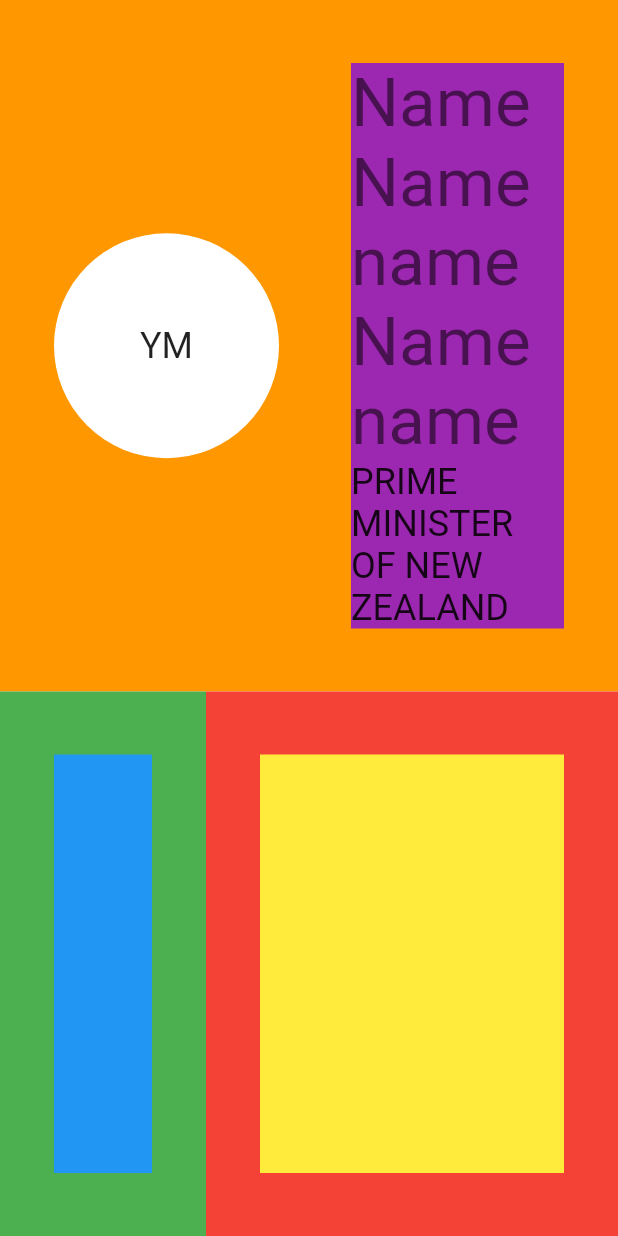
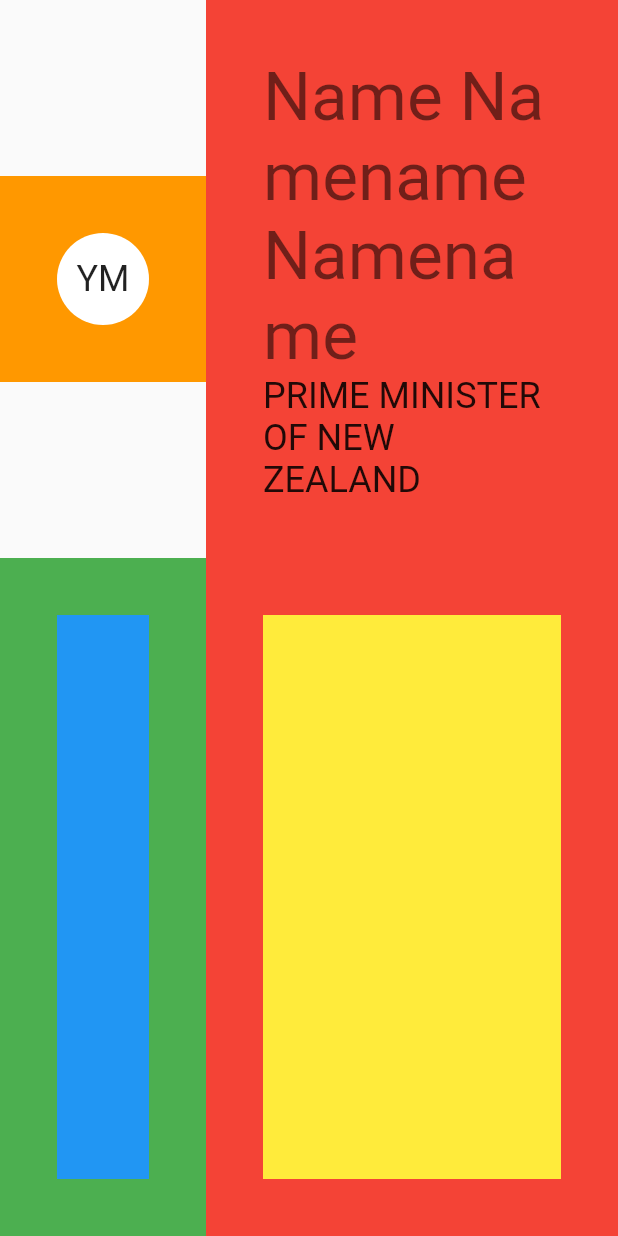
Before and after one commit to yaymalaga/CV_maker, a Flutter app: the screen it shows after launch, on a phone screen of 412 x 824 dp. Run offline on Flutter 3.47's test engine with Material 2 defaults, Android fonts, the phone set to English and light mode, and no system bars.

Commit message:
Fix layout

```diff
--- a/lib/header.dart
+++ b/lib/header.dart
@@ -9,9 +9,17 @@
   Widget build(BuildContext context) {
     return Row(
       children: [
-        Container(
-          width: 150,
-          height: 150,
+        Expanded(
+          child: Container(
+            padding: const EdgeInsets.symmetric(
+              vertical: 38,
+              horizontal: 38,
+            ),
+            color: Colors.orange,
+            child: LayoutBuilder(
+              builder: (context, constraint) => Container(
+                width: constraint.maxWidth,
+                height: constraint.maxWidth,
                 decoration: const BoxDecoration(
                   shape: BoxShape.circle,
                   color: Colors.white,
@@ -23,21 +31,25 @@
                   ),
                 ),
               ),
+            ),
+          ),
+        ),
         Expanded(
+          flex: 2,
           child: Container(
-            margin: const EdgeInsets.only(left: 48),
-            color: Colors.purple,
+            padding: const EdgeInsets.symmetric(
+              vertical: 38,
+              horizontal: 38,
+            ),
+            color: Colors.red,
             child: Column(
+              mainAxisSize: MainAxisSize.min,
               crossAxisAlignment: CrossAxisAlignment.start,
               children: [
-                Text(
-                  "Name Namename Namename",
-                  overflow: TextOverflow.clip,
-                  style: Theme.of(context).textTheme.headline3,
-                ),
+                Text("Name Namename Namename",
+                    style: Theme.of(context).textTheme.headline3),
                 Text(
                   "Prime minister of New Zealand".toUpperCase(),
-                  overflow: TextOverflow.clip,
                   style: Theme.of(context).textTheme.headline5,
                 ),
               ],
--- a/lib/main.dart
+++ b/lib/main.dart
@@ -38,22 +38,15 @@
   Widget build(BuildContext context) {
     return Column(
       children: [
-        Container(
-          padding: const EdgeInsets.symmetric(
-            vertical: 42,
-            horizontal: 36,
-          ),
-          color: Colors.orange,
-          child: const Header(),
-        ),
+        const Header(),
         Expanded(
           child: Row(
             children: [
               Expanded(
                 child: Container(
                   padding: const EdgeInsets.symmetric(
-                    vertical: 42,
-                    horizontal: 36,
+                    vertical: 38,
+                    horizontal: 38,
                   ),
                   color: Colors.green,
                   child: const SidePanel(),
@@ -63,8 +56,8 @@
                 flex: 2,
                 child: Container(
                   padding: const EdgeInsets.symmetric(
-                    vertical: 42,
-                    horizontal: 36,
+                    vertical: 38,
+                    horizontal: 38,
                   ),
                   color: Colors.red,
                   child: const MainPanel(),
```
Lines whose indentation alone changed are shown as unchanged.
